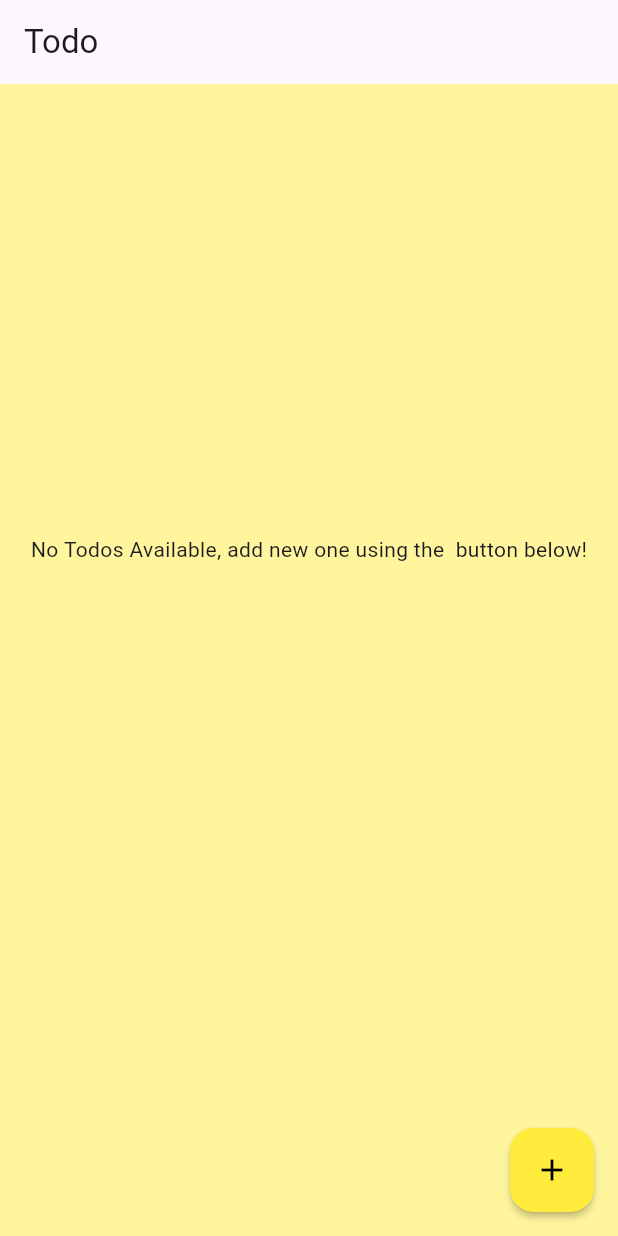
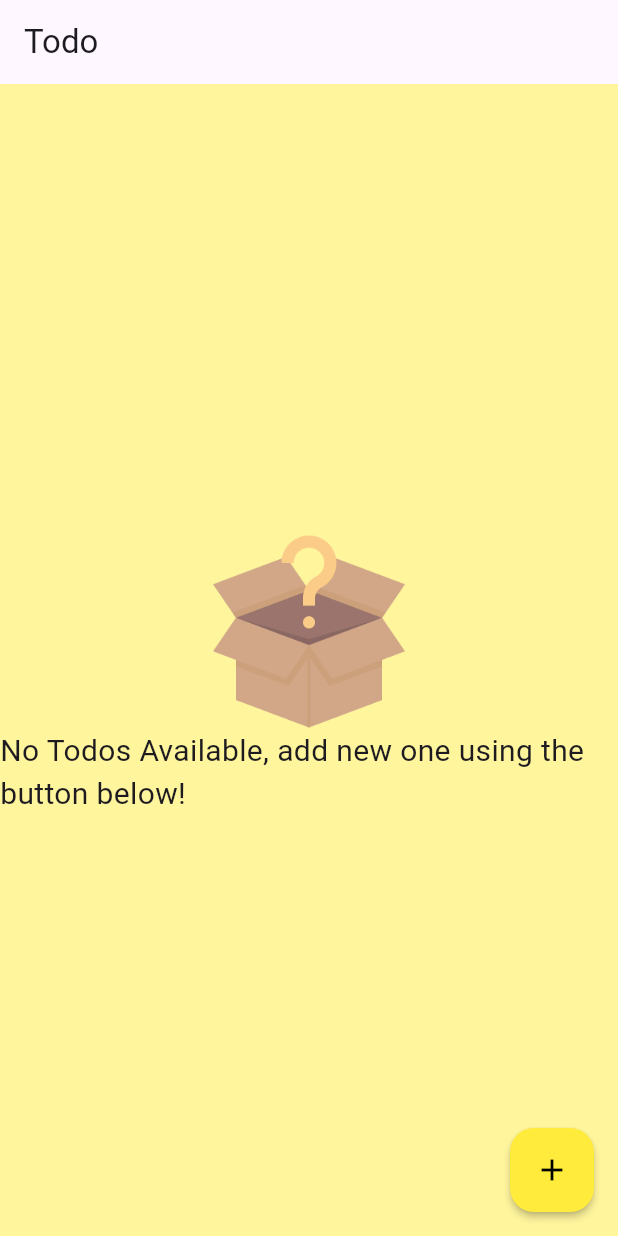
Before and after one commit to Elabs-llc/PRODIGY_AD_02, a Flutter app: the screen it shows after launch, on a phone screen of 412 x 824 dp. Run offline on Flutter 3.47's test engine with Material 3 defaults, Android fonts, the phone set to English and light mode, and no system bars; our stand-ins replace flutter_riverpod, flutter_slidable, sqflite; accounts and stored records are empty.

Commit message:
readme added and fixed small bugs

```diff
--- a/lib/pages/home.dart
+++ b/lib/pages/home.dart
@@ -46,11 +46,20 @@ class MyHomePage extends ConsumerWidget {
           itemCount: activeTodos.length + 1,
           itemBuilder: (context, index) {
             if (activeTodos.isEmpty) {
-              return const Padding(
-                padding: EdgeInsets.only(top: 300.0),
-                child: Center(
-                  child: Text(
-                      "No Todos Available, add new one using the  button below!"),
+              return Padding(
+                padding: const EdgeInsets.only(top: 300.0),
+                child: Column(
+                  children: [
+                    Image.asset(
+                      'assets/images/box_15052282.png',
+                      width: 130.0,
+                      height: 130.0,
+                    ),
+                    const Text(
+                      "No Todos Available, add new one using the  button below!",
+                      style: TextStyle(fontSize: 20.0),
+                    ),
+                  ],
                 ),
               );
             } else if (index == activeTodos.length) {
--- a/pubspec.yaml
+++ b/pubspec.yaml
@@ -56,6 +56,8 @@ dev_dependencies:
 
 # The following section is specific to Flutter packages.
 flutter:
+  assets:
+    - assets/images/box_15052282.png
 
   # The following line ensures that the Material Icons font is
   # included with your application, so that you can use the icons in
```
Also changed, not shown: assets/images/box_15052282.png (added), 1 other file.
